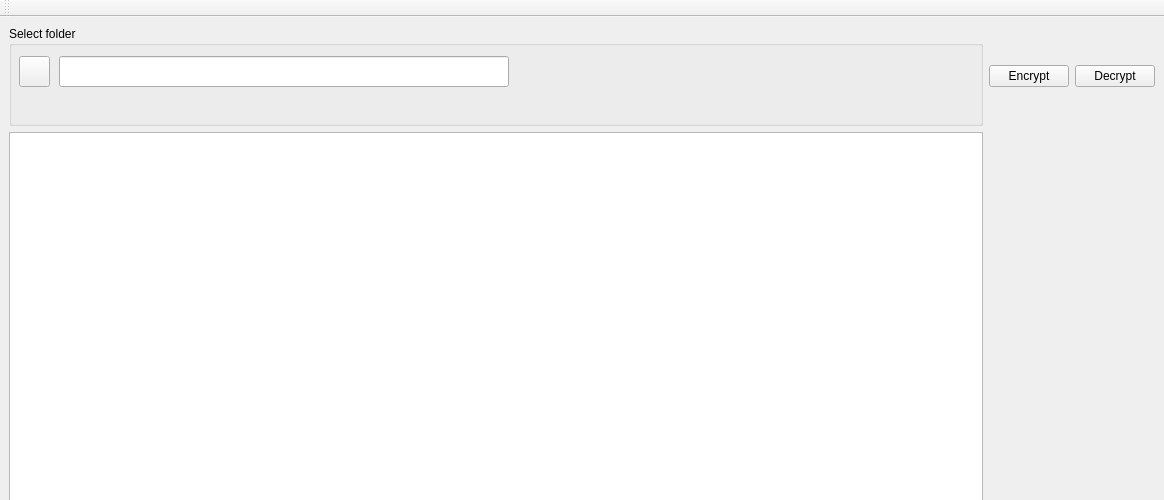
This is gui/mainwindow.ui in annndruha/SecurePhotos as Qt 5 draws it before an edit. The edited form follows.
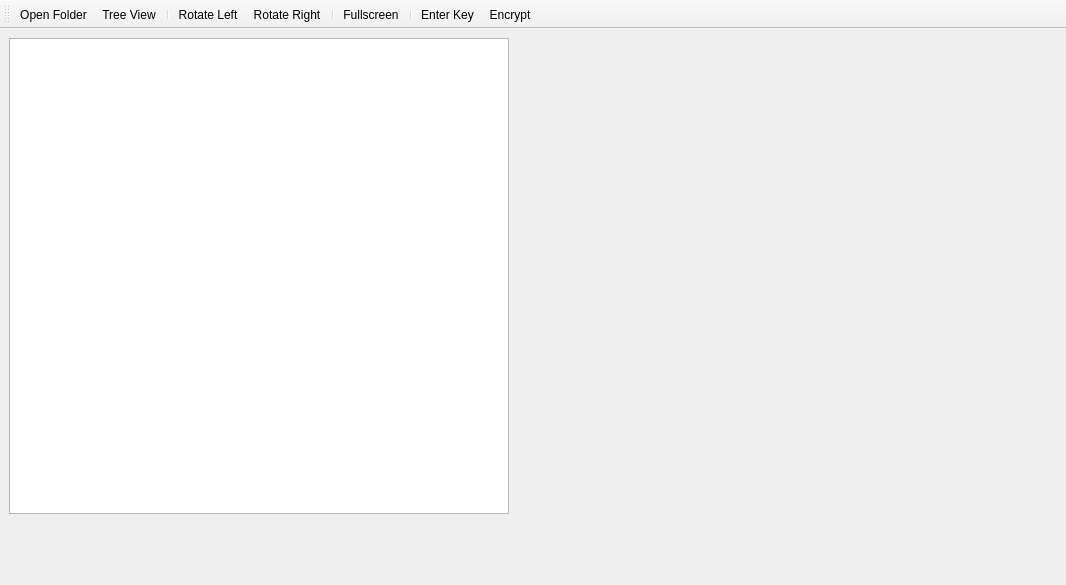
This is the edited form. Icons and pictures are not drawn.

The edit to the form file:
```diff
--- a/gui/mainwindow.ui
+++ b/gui/mainwindow.ui
@@ -6,8 +6,8 @@
    <rect>
     <x>0</x>
     <y>0</y>
-    <width>1164</width>
-    <height>500</height>
+    <width>1066</width>
+    <height>585</height>
    </rect>
   </property>
   <property name="sizePolicy">
@@ -55,83 +55,23 @@
     </size>
    </property>
    <layout class="QGridLayout" name="gridLayout">
-    <item row="0" column="2">
-     <layout class="QHBoxLayout" name="horizontalLayout_3">
-      <item>
-       <widget class="QPushButton" name="pushButton">
-        <property name="text">
-         <string>Encrypt</string>
-        </property>
-       </widget>
-      </item>
-      <item>
-       <widget class="QPushButton" name="pushButton_2">
-        <property name="text">
-         <string>Decrypt</string>
-        </property>
-       </widget>
-      </item>
-     </layout>
-    </item>
-    <item row="1" column="2" rowspan="2">
-     <widget class="QWidget" name="widget_2" native="true"/>
+    <item row="0" column="2" rowspan="2">
+     <widget class="QWidget" name="imageview" native="true"/>
     </item>
     <item row="0" column="0">
-     <widget class="QGroupBox" name="group_file_open">
-      <property name="minimumSize">
+     <widget class="QTreeWidget" name="treeWidget">
+      <property name="sizePolicy">
+       <sizepolicy hsizetype="Expanding" vsizetype="Expanding">
+        <horstretch>0</horstretch>
+        <verstretch>0</verstretch>
+       </sizepolicy>
+      </property>
+      <property name="maximumSize">
        <size>
-        <width>510</width>
-        <height>100</height>
+        <width>500</width>
+        <height>16777215</height>
        </size>
       </property>
-      <property name="locale">
-       <locale language="English" country="UnitedStates"/>
-      </property>
-      <property name="title">
-       <string>Select folder</string>
-      </property>
-      <widget class="QPushButton" name="pushButton_path">
-       <property name="geometry">
-        <rect>
-         <x>10</x>
-         <y>30</y>
-         <width>31</width>
-         <height>31</height>
-        </rect>
-       </property>
-       <property name="locale">
-        <locale language="English" country="UnitedStates"/>
-       </property>
-       <property name="text">
-        <string/>
-       </property>
-       <property name="icon">
-        <iconset>
-         <normaloff>../img/folder.ico</normaloff>../img/folder.ico</iconset>
-       </property>
-      </widget>
-      <widget class="QLineEdit" name="lineEdit_filepath">
-       <property name="geometry">
-        <rect>
-         <x>50</x>
-         <y>30</y>
-         <width>450</width>
-         <height>31</height>
-        </rect>
-       </property>
-       <property name="font">
-        <font>
-         <pointsize>10</pointsize>
-        </font>
-       </property>
-       <property name="locale">
-        <locale language="English" country="UnitedStates"/>
-       </property>
-      </widget>
-     </widget>
-    </item>
-    <item row="1" column="0">
-     <widget class="QTreeWidget" name="treeWidget">
       <property name="columnCount">
        <number>1</number>
       </property>
@@ -151,24 +91,93 @@
    <property name="windowTitle">
     <string>toolBar</string>
    </property>
+   <property name="toolButtonStyle">
+    <enum>Qt::ToolButtonTextUnderIcon</enum>
+   </property>
    <attribute name="toolBarArea">
     <enum>TopToolBarArea</enum>
    </attribute>
    <attribute name="toolBarBreak">
     <bool>false</bool>
    </attribute>
+   <addaction name="actionOpenFolder"/>
+   <addaction name="actionTreeView"/>
+   <addaction name="separator"/>
+   <addaction name="actionRotateLeft"/>
+   <addaction name="actionRotateRight"/>
+   <addaction name="separator"/>
+   <addaction name="actionFullscreen"/>
+   <addaction name="separator"/>
+   <addaction name="actionEnter_Key"/>
+   <addaction name="actionEncrypt"/>
   </widget>
-  <action name="actionOpen">
+  <action name="actionEnter_Key">
    <property name="icon">
     <iconset>
-     <normalon>../images/folder.ico</normalon>
+     <normalon>../images/icons/key.svg</normalon>
     </iconset>
    </property>
    <property name="text">
-    <string>Open</string>
+    <string>Enter Key</string>
    </property>
-   <property name="toolTip">
-    <string>Open folder</string>
+  </action>
+  <action name="actionEncrypt">
+   <property name="icon">
+    <iconset>
+     <normalon>../images/icons/lock.svg</normalon>
+    </iconset>
+   </property>
+   <property name="text">
+    <string>Encrypt</string>
+   </property>
+  </action>
+  <action name="actionOpenFolder">
+   <property name="icon">
+    <iconset>
+     <normalon>../images/icons/folder_open.svg</normalon>
+    </iconset>
+   </property>
+   <property name="text">
+    <string>Open Folder</string>
+   </property>
+  </action>
+  <action name="actionRotateLeft">
+   <property name="icon">
+    <iconset>
+     <normalon>../images/icons/rotate_left.svg</normalon>
+    </iconset>
+   </property>
+   <property name="text">
+    <string>Rotate Left</string>
+   </property>
+  </action>
+  <action name="actionRotateRight">
+   <property name="icon">
+    <iconset>
+     <normalon>../images/icons/rotate_right.svg</normalon>
+    </iconset>
+   </property>
+   <property name="text">
+    <string>Rotate Right</string>
+   </property>
+  </action>
+  <action name="actionFullscreen">
+   <property name="icon">
+    <iconset>
+     <normaloff>../images/icons/open_full.svg</normaloff>../images/icons/open_full.svg</iconset>
+   </property>
+   <property name="text">
+    <string>Fullscreen</string>
+   </property>
+  </action>
+  <action name="actionTreeView">
+   <property name="icon">
+    <iconset>
+     <normalon>../images/icons/tree.svg</normalon>
+    </iconset>
+   </property>
+   <property name="text">
+    <string>Tree View</string>
    </property>
   </action>
  </widget>
```
Left out of the diff: 3 changed lines with no effect on the pictures.
